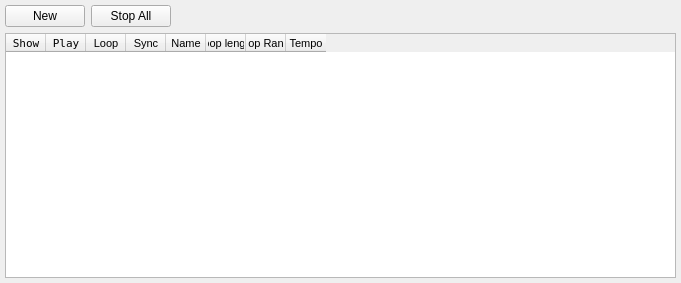
Before: the Qt Designer form src/liveeventcontrol.ui in CsoundQt/CsoundQt, drawn with Qt 5.
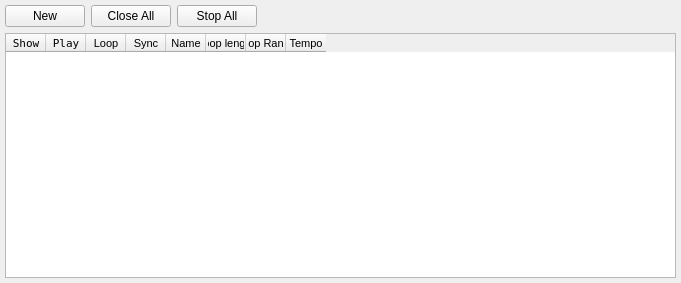
After: the same form once the commit is applied.

Commit message: Better control for live event sheets - keep panels open, if controller is closed; added "Close All" button.

```diff
--- a/src/liveeventcontrol.ui
+++ b/src/liveeventcontrol.ui
@@ -142,6 +142,13 @@
        </property>
       </widget>
      </item>
+     <item>
+      <widget class="QPushButton" name="closeAllButton">
+       <property name="text">
+        <string>Close All</string>
+       </property>
+      </widget>
+     </item>
      <item>
       <widget class="QPushButton" name="stopAllButton">
        <property name="text">
```
Left out of the diff: 11 changed lines with no effect on the pictures. The commit also changes 5 other files.
